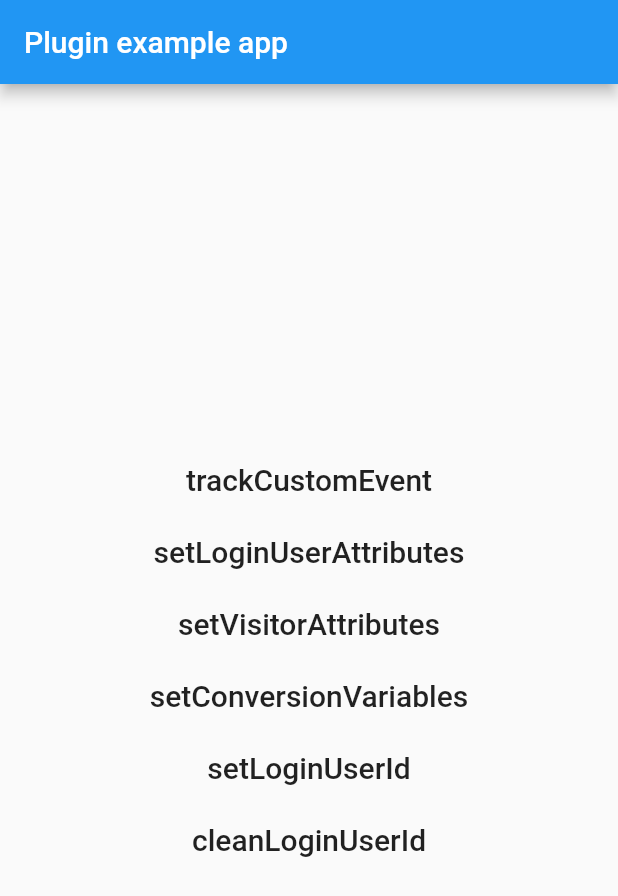
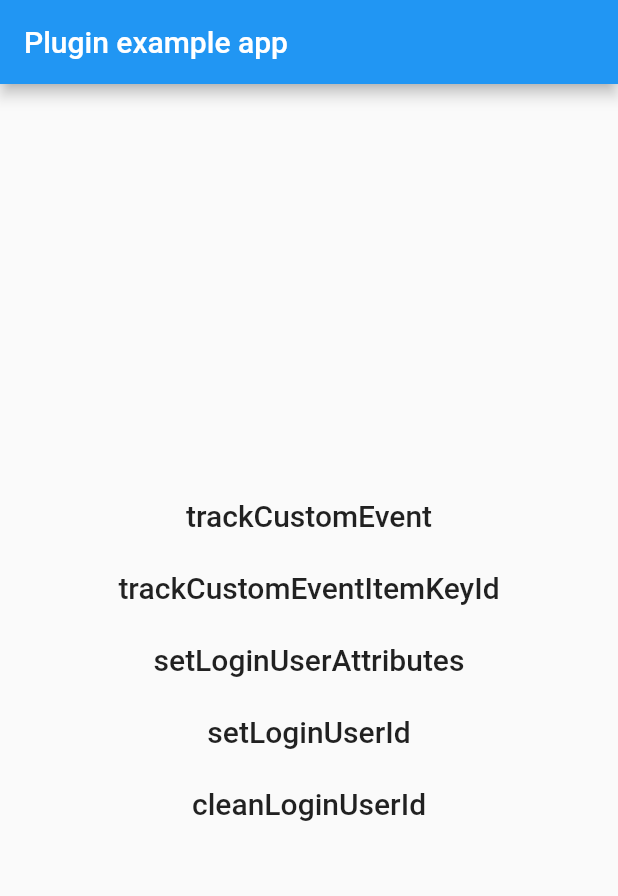
Before and after one commit to growingio/flutter-growingio-sdk-tracker-plugin, a Flutter app: the screen it shows after launch, after a tap on "setLoginUserAttributes", on a phone screen of 412 x 824 dp. Shown: the top 896 px of the screen. Run offline on Flutter 3.47's test engine with Material 2 defaults, Android fonts, the phone set to English and light mode, and no system bars.

```diff
--- a/example/lib/main.dart
+++ b/example/lib/main.dart
@@ -67,20 +67,15 @@ class _MyAppState extends State<MyApp> {
     GrowingTracker.trackCustomEvent('eventId', variable: {'testkey': 'testValue', 'testNumKey': '2333'});
   }
 
+  void _clickTrackItemKeyId(){
+    GrowingTracker.trackCustomEventItemKeyId('eventId','mykey','myId');
+    // GrowingTracker.trackCustomEventItemKeyId('testEventId', num: 23.0, variable: {'testKey': 'testValue', 'testNumKey': '233'});
+    // GrowingTracker.trackCustomEventItemKeyId('eventId', num: 23.0);
+    // GrowingTracker.trackCustomEventItemKeyId('eventId', variable: {'testkey': 'testValue', 'testNumKey': '2333'});
+  }
+
   void _clickSetLoginUserAttributes(){
     GrowingTracker.setLoginUserAttributes({
-      'testKey': 'testValue', 'testNumKey': '2333'
-    });
-  }
-
-  void _clickSetVisitorAttributes(){
-    GrowingTracker.setVisitorAttributes({
-      'testKey': 'testValue', 'testNumKey': '2333'
-    });
-  }
-
-  void _clickSetConversionVariables(){
-    GrowingTracker.setConversionVariables({
       'testKey': 'testValue', 'testNumKey': '2333'
     });
   }
@@ -105,9 +100,8 @@ class _MyAppState extends State<MyApp> {
               mainAxisAlignment: MainAxisAlignment.center,
               children: <Widget>[
                 new MyButton(text: "trackCustomEvent", onPressed: _clickTrack),
+                new MyButton(text: "trackCustomEventItemKeyId", onPressed: _clickTrackItemKeyId),
                 new MyButton(text: "setLoginUserAttributes", onPressed: _clickSetLoginUserAttributes),
-                new MyButton(text: "setVisitorAttributes", onPressed: _clickSetVisitorAttributes),
-                new MyButton(text: "setConversionVariables", onPressed: _clickSetConversionVariables),
                 new MyButton(text: "setLoginUserId", onPressed: _clickSetLoginUserId),
                 new MyButton(text: "cleanLoginUserId", onPressed: _clickCleanLoginUserId)
               ],
--- a/lib/growingio_sdk_tracker_plugin.dart
+++ b/lib/growingio_sdk_tracker_plugin.dart
@@ -19,6 +19,21 @@ class GrowingTracker {
     return await _channel.invokeMethod("trackCustomEvent", args);
   }
 
+  static Future<void> trackCustomEventItemKeyId(String eventId,String itemKey,String itemId,
+      {Map<String, dynamic> variable}) async {
+    Map<String, dynamic> args = {"eventId": eventId};
+    if (variable != null) {
+      args['variable'] = variable;
+    }
+    if (itemKey != null) {
+      args["itemKey"] = itemKey;
+    }
+    if (itemId != null) {
+    args["itemId"] = itemId;
+    }
+    return await _channel.invokeMethod("trackCustomEventItemKeyId", args);
+  }
+
   static Future<void> setLoginUserAttributes(Map<String, dynamic> variable) async {
     try {
       return await _channel.invokeMethod("setLoginUserAttributes", variable);
@@ -28,12 +43,6 @@ class GrowingTracker {
     }
   }
 
-  static Future<void> setVisitorAttributes(Map<String, dynamic> variable) async {
-    return await _channel.invokeMethod("setVisitorAttributes", variable);
-  }
-  static Future<void> setConversionVariables(Map<String, dynamic> variable) async {
-    return await _channel.invokeMethod("setConversionVariables", variable);
-  }
   static Future<void> setLoginUserId(String userId) async {
     return await _channel.invokeMethod("setLoginUserId", {"userId": userId});
   }
```
Also changed, not shown: 7 other files.
